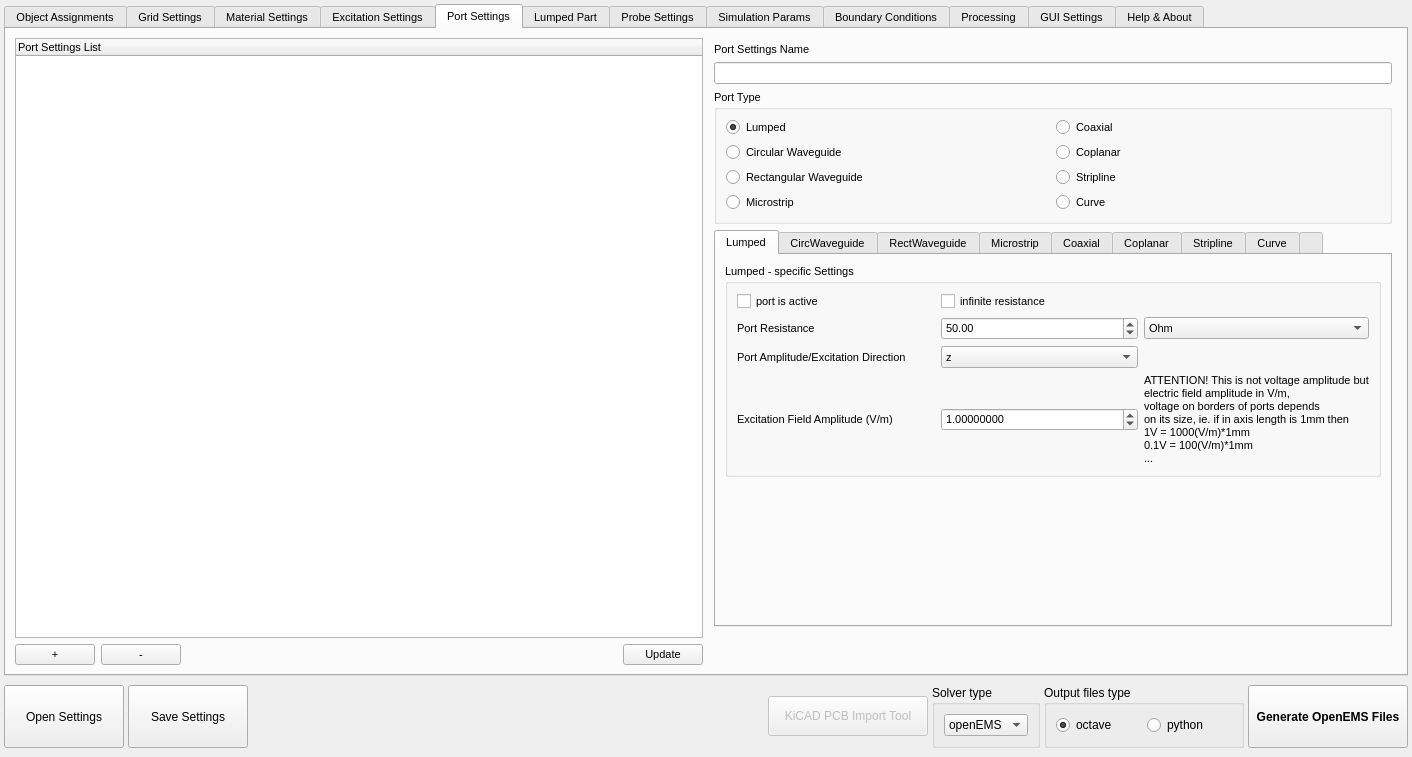
Qt form ui/dialog_OpenEMS_Simulation_Creator.ui (LubomirJagos42/FreeCAD-OpenEMS-Export) before a commit.
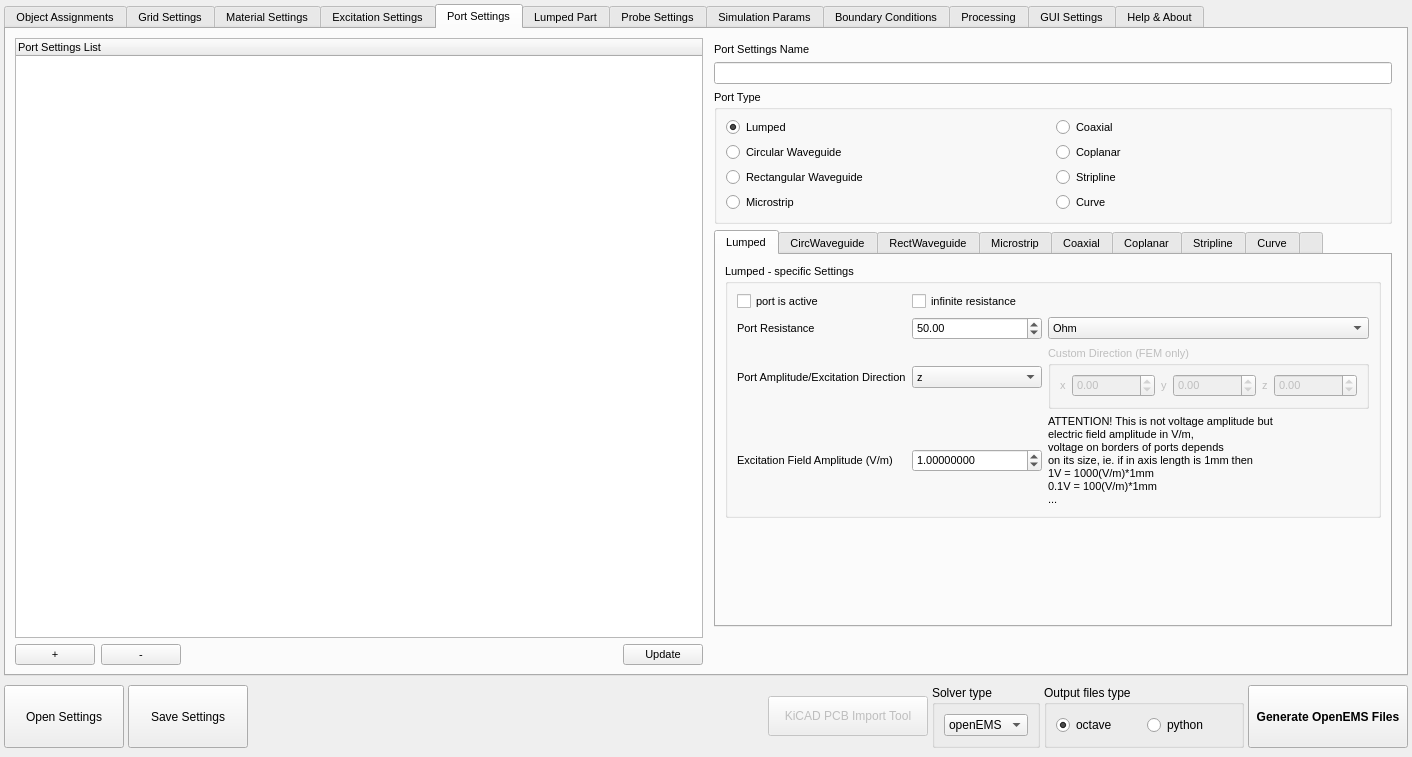
The same form after that commit. The open tabs and pages were chosen to show the change.

Commit message: errors and bugs corrected, now generate better emerge script, need to make bounding box generate right as it should be wit huser definition working and so, but till now small errors when load and save things from gui repaired

```diff
--- a/ui/dialog_OpenEMS_Simulation_Creator.ui
+++ b/ui/dialog_OpenEMS_Simulation_Creator.ui
@@ -2673,6 +2673,82 @@
                       </property>
                      </widget>
                     </item>
+                    <item row="3" column="2">
+                     <layout class="QHBoxLayout" name="horizontalLayout_63">
+                      <item>
+                       <widget class="QGroupBox" name="lumpedPortDirectionCustomGroupBox">
+                        <property name="enabled">
+                         <bool>false</bool>
+                        </property>
+                        <property name="title">
+                         <string>Custom Direction (FEM only)</string>
+                        </property>
+                        <layout class="QHBoxLayout" name="horizontalLayout_64">
+                         <item>
+                          <widget class="QLabel" name="label_122">
+                           <property name="text">
+                            <string>x</string>
+                           </property>
+                          </widget>
+                         </item>
+                         <item>
+                          <widget class="QDoubleSpinBox" name="lumpedPortDirectionCustomX">
+                           <property name="minimum">
+                            <double>-1000000.000000000000000</double>
+                           </property>
+                           <property name="maximum">
+                            <double>1000000.000000000000000</double>
+                           </property>
+                           <property name="singleStep">
+                            <double>0.100000000000000</double>
+                           </property>
+                          </widget>
+                         </item>
+                         <item>
+                          <widget class="QLabel" name="label_123">
+                           <property name="text">
+                            <string>y</string>
+                           </property>
+                          </widget>
+                         </item>
+                         <item>
+                          <widget class="QDoubleSpinBox" name="lumpedPortDirectionCustomY">
+                           <property name="minimum">
+                            <double>-1000000.000000000000000</double>
+                           </property>
+                           <property name="maximum">
+                            <double>1000000.000000000000000</double>
+                           </property>
+                           <property name="singleStep">
+                            <double>0.100000000000000</double>
+                           </property>
+                          </widget>
+                         </item>
+                         <item>
+                          <widget class="QLabel" name="label_124">
+                           <property name="text">
+                            <string>z</string>
+                           </property>
+                          </widget>
+                         </item>
+                         <item>
+                          <widget class="QDoubleSpinBox" name="lumpedPortDirectionCustomZ">
+                           <property name="minimum">
+                            <double>-1000000.000000000000000</double>
+                           </property>
+                           <property name="maximum">
+                            <double>1000000.000000000000000</double>
+                           </property>
+                           <property name="singleStep">
+                            <double>0.100000000000000</double>
+                           </property>
+                          </widget>
+                         </item>
+                        </layout>
+                       </widget>
+                      </item>
+                     </layout>
+                    </item>
                    </layout>
                   </widget>
                  </item>
```
Left out of the diff: 11 changed lines with no effect on the pictures. The commit also changes 6 other files.
